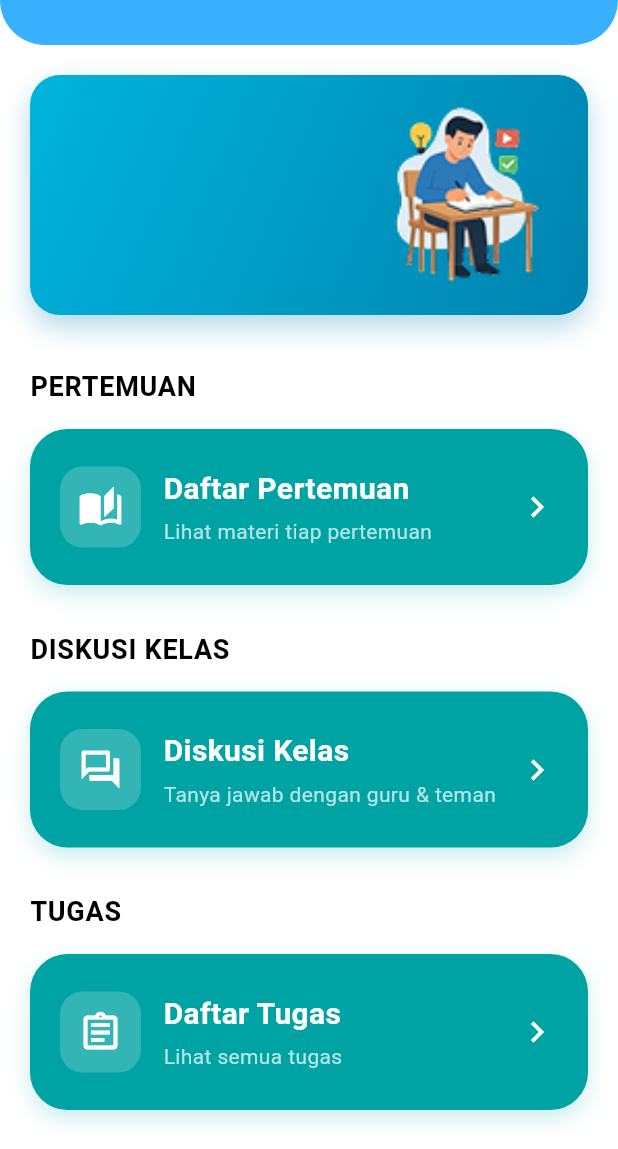
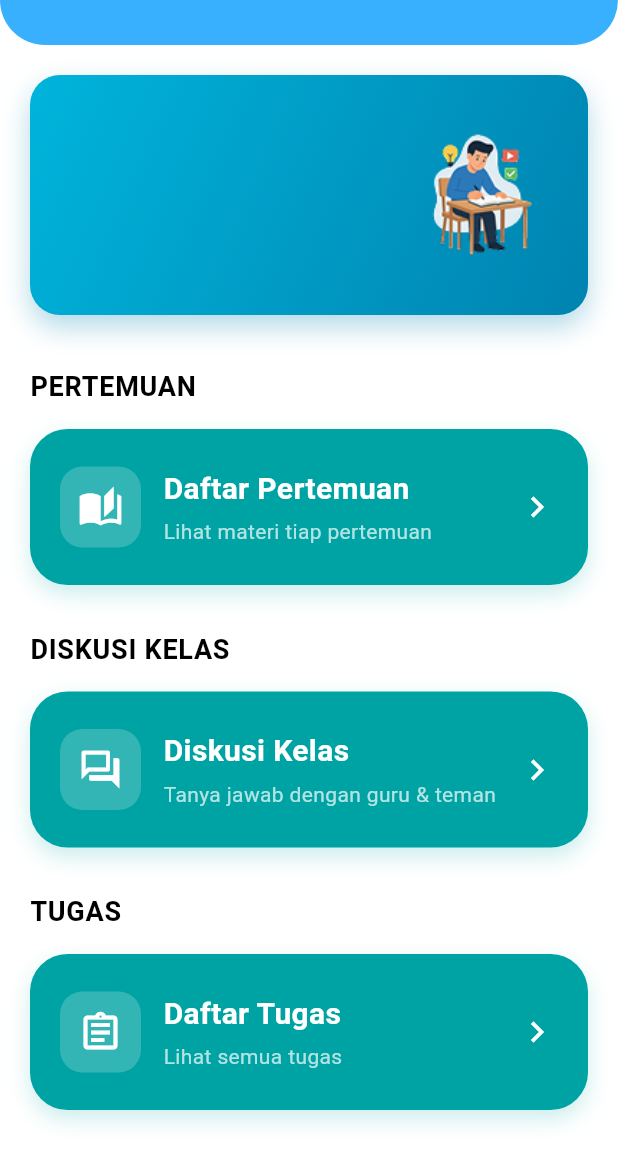
Before and after one commit to Khairul122/lms, a Flutter app: the DetailKelasScreen screen opened directly with empty values, on a phone screen of 412 x 824 dp, the part 87-1236 px from its top. Run offline on Flutter 3.47's test engine with Material 3 defaults, Android fonts, the phone set to English and light mode, and no system bars; our stand-ins replace file_picker, image_picker, shared_preferences; accounts and stored records are empty.

```diff
--- a/lib/features/classroom/presentation/detail_kelas.dart
+++ b/lib/features/classroom/presentation/detail_kelas.dart
@@ -97,7 +97,7 @@ class _DetailKelasScreenState extends State<DetailKelasScreen> {
                   // Main Class Card
                   Container(
                     width: double.infinity,
-                    height: 160,
+                    constraints: const BoxConstraints(minHeight: 160),
                     decoration: BoxDecoration(
                       gradient: const LinearGradient(
                         begin: Alignment.topLeft,
@@ -113,21 +113,23 @@ class _DetailKelasScreenState extends State<DetailKelasScreen> {
                         ),
                       ],
                     ),
-                    child: Stack(
+                    child: Padding(
+                      padding: const EdgeInsets.symmetric(horizontal: 25, vertical: 25),
+                      child: Row(
+                        crossAxisAlignment: CrossAxisAlignment.center,
                         children: [
-                        Padding(
-                          padding: const EdgeInsets.symmetric(horizontal: 25, vertical: 25),
+                          Expanded(
                             child: Column(
                               crossAxisAlignment: CrossAxisAlignment.start,
-                            mainAxisAlignment: MainAxisAlignment.center,
+                              mainAxisSize: MainAxisSize.min,
                               children: [
                                 Text(
                                   widget.subject,
                                   style: const TextStyle(
                                     color: Colors.white,
-                                  fontSize: 26,
+                                    fontSize: 24,
                                     fontWeight: FontWeight.bold,
-                                  height: 1.1,
+                                    height: 1.15,
                                   ),
                                 ),
                                 const SizedBox(height: 8),
@@ -135,32 +137,27 @@ class _DetailKelasScreenState extends State<DetailKelasScreen> {
                                   widget.className,
                                   style: const TextStyle(
                                     color: Colors.white,
-                                  fontSize: 18,
+                                    fontSize: 16,
                                     fontWeight: FontWeight.w500,
                                   ),
                                 ),
                               ],
                             ),
                           ),
-                        Positioned(
-                          right: 15,
-                          top: 0,
-                          bottom: 0,
-                          child: Center(
-                            child: Image.asset(
+                          const SizedBox(width: 10),
+                          Image.asset(
                             'assets/images/kelas.png',
-                              width: 130,
-                              height: 130,
+                            width: 90,
+                            height: 90,
                             fit: BoxFit.contain,
                             errorBuilder: (context, error, stackTrace) => Icon(
                               Icons.school,
-                                size: 100,
+                              size: 70,
                               color: Colors.white.withOpacity(0.3),
                             ),
                           ),
+                        ],
                       ),
-                        ),
-                      ],
                     ),
                   ),
 
```
Lines whose indentation alone changed are shown as unchanged.
